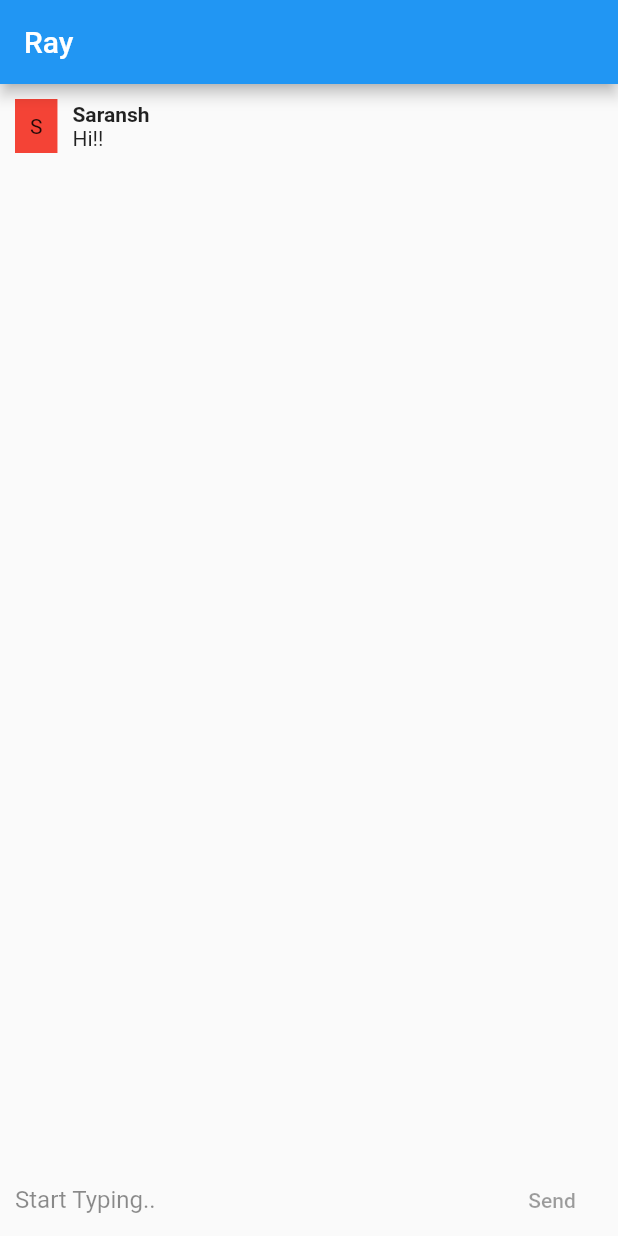
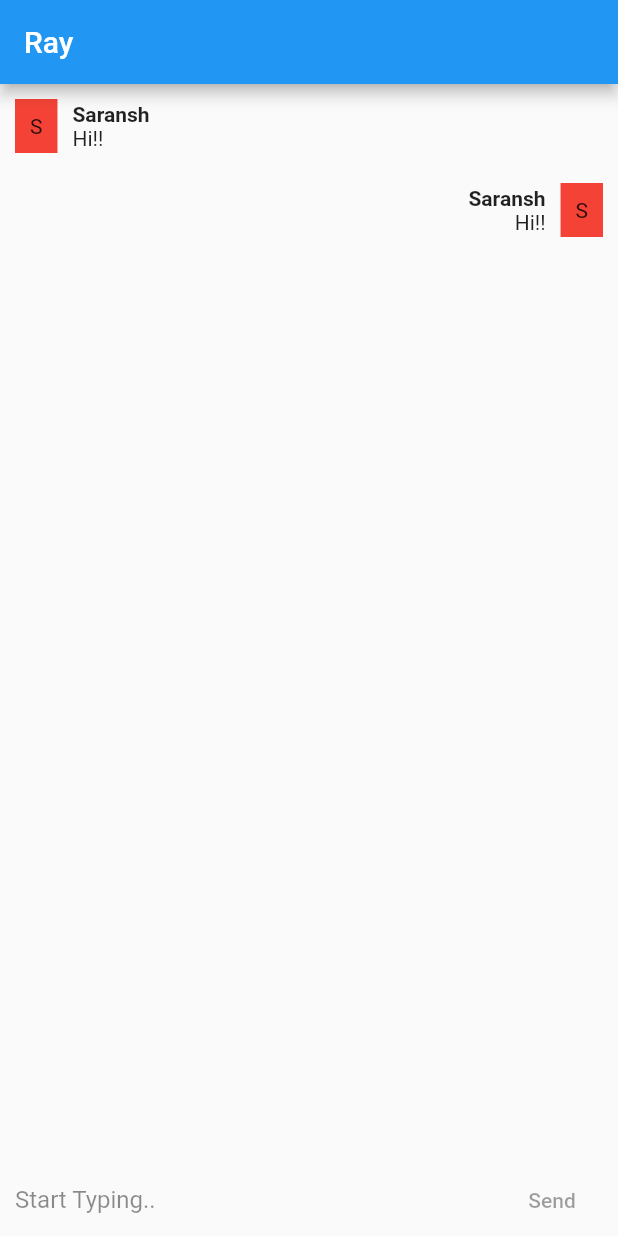
Before and after one commit to saranshgupta1995/Ray---chat, a Flutter app: the screen it shows after launch, on a phone screen of 412 x 824 dp. Run offline on Flutter 3.47's test engine with Material 2 defaults, Android fonts, the phone set to English and light mode, and no system bars.

Commit message:
added a user message component

```diff
--- a/lib/components/chat-component.dart
+++ b/lib/components/chat-component.dart
@@ -1,5 +1,6 @@
 import 'package:flutter/material.dart';
 import 'package:ray/components/bot-message.dart';
+import 'package:ray/components/user-message.dart';
 
 class _ChatWindowState extends State<ChatWindow> {
   final chatData = [
@@ -14,7 +15,7 @@ class _ChatWindowState extends State<ChatWindow> {
         children: List.generate(chatData.length, (i) {
           if (chatData[i]['type'] == 'bot')
             return BotMessage(data: chatData[i]);
-            else return Container();
+            else return UserMessage(data: chatData[i]);
         }),
       ),
     );
--- /dev/null
+++ b/lib/components/user-message.dart
@@ -0,0 +1,51 @@
+import 'package:flutter/material.dart';
+
+class _UserMessageState extends State<UserMessage> {
+
+  Widget build(BuildContext context) {
+    return Container(
+      padding: EdgeInsets.symmetric(vertical: 10),
+      child: Row(
+        mainAxisAlignment: MainAxisAlignment.end,
+        children: <Widget>[
+            Column(
+              crossAxisAlignment: CrossAxisAlignment.end,
+              children: <Widget>[
+                Padding(
+                  padding: EdgeInsets.fromLTRB(10, 0, 10, 0),
+                  child: Text(
+                    widget.data['name'],
+                    style: TextStyle(fontWeight: FontWeight.bold),
+                  ),
+                ),
+                Padding(
+                  padding: EdgeInsets.fromLTRB(10, 0, 10, 0),
+                  child: Text(widget.data['message']),
+                ),
+              ],
+            ),
+            Column(
+            children: <Widget>[
+              Container(
+                decoration: BoxDecoration(
+                  color: Colors.red,
+                ),
+                padding: EdgeInsets.all(10),
+                child: Text(widget.data['n']),
+              ),
+            ],
+          ),
+        ],
+      ),
+    );
+  }
+}
+
+class UserMessage extends StatefulWidget {
+  final data;
+
+  const UserMessage({Key key, this.data}) : super(key: key);
+
+  @override
+  _UserMessageState createState() => _UserMessageState();
+}
```
